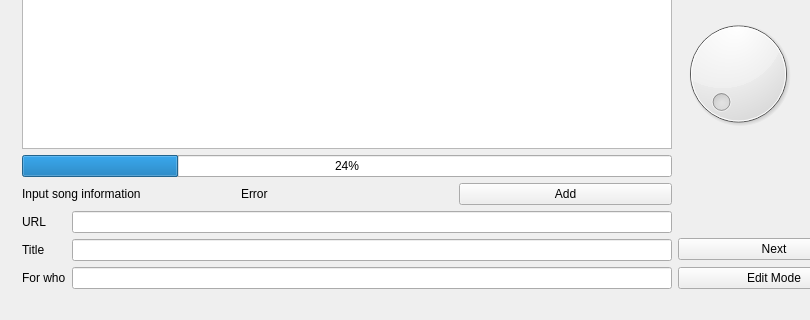
Qt form control_panel.ui (ArturKanAmTastatur/EESTEC-Karaoke) before a commit; both pictures show x 0 to 810 and y 426 to 746 of the 1090 by 746 pixel window.
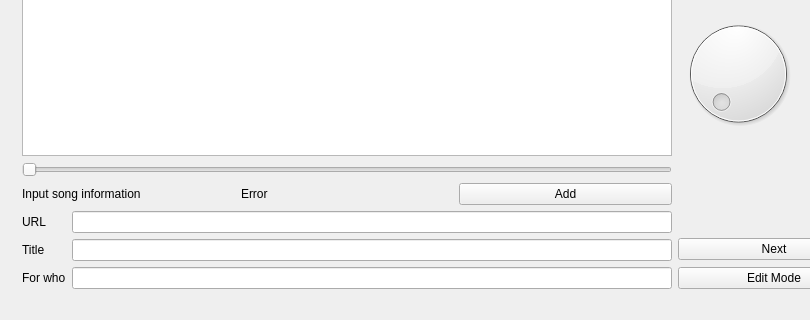
The same form after that commit. Custom widgets are drawn as their Qt base class.

Patch:
```diff
--- a/control_panel.ui
+++ b/control_panel.ui
@@ -59,9 +59,9 @@
          </widget>
         </item>
         <item>
-         <widget class="QProgressBar" name="progressBar">
-          <property name="value">
-           <number>24</number>
+         <widget class="QSlider" name="progressBar">
+          <property name="orientation">
+           <enum>Qt::Horizontal</enum>
           </property>
          </widget>
         </item>
```
